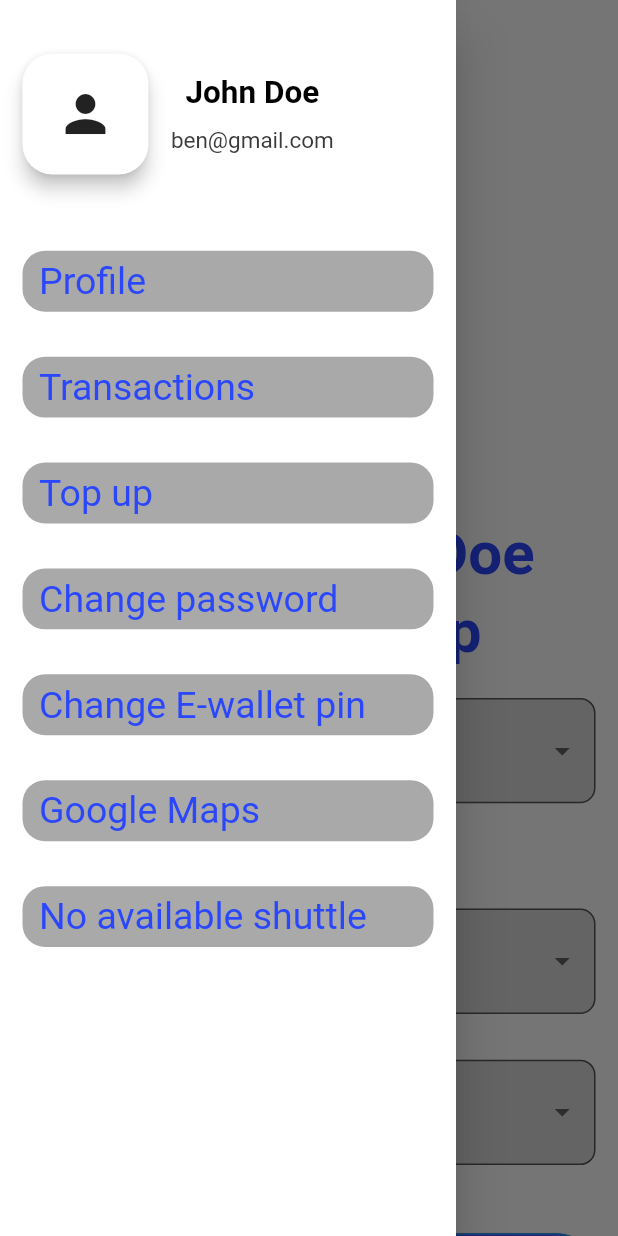
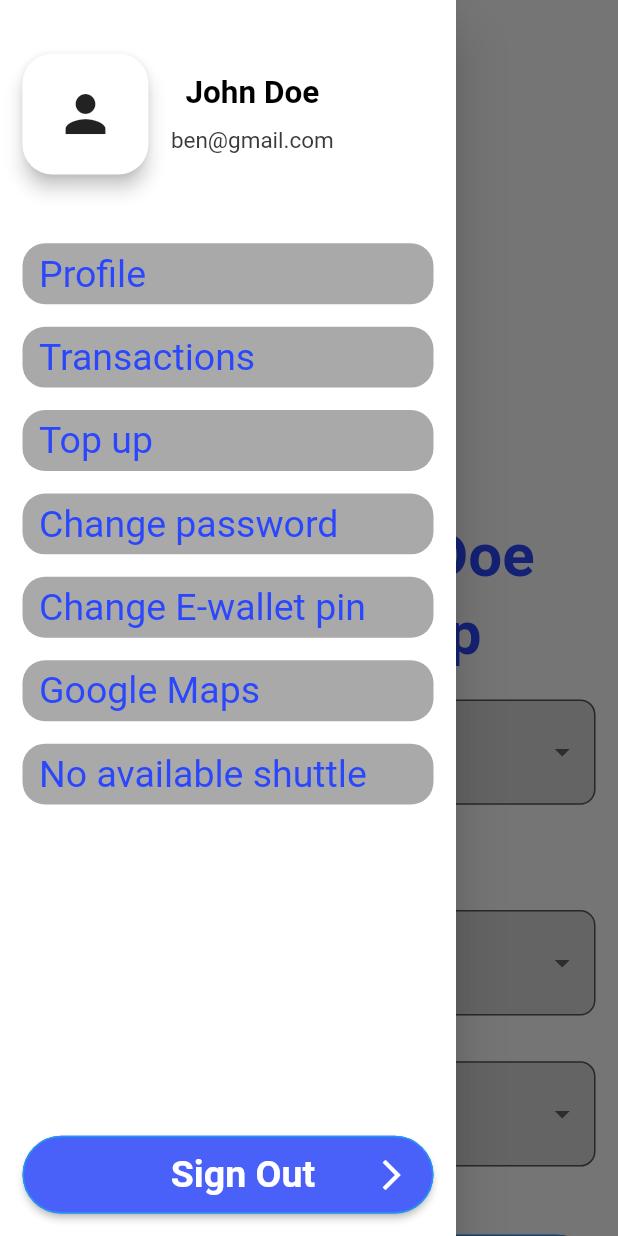
Before and after one commit to Teewhydot/one_go_appp, a Flutter app: the Home screen opened by its route, with the side drawer open, on a phone screen of 412 x 824 dp. Run offline on Flutter 3.47's test engine with Material 2 defaults, Android fonts, the light colour scheme and no system bars; our stand-ins replace dropdown_button2, figma_squircle, flutter_screenutil, form_field_validator, google_maps_flutter, location and 2 more.

Commit message:
Optimizations for responsiveness

```diff
--- a/lib/views/drawer/drawer_screen.dart
+++ b/lib/views/drawer/drawer_screen.dart
@@ -4,6 +4,7 @@ import 'package:figma_squircle/figma_squircle.dart';
 import 'package:flutter/material.dart';
 import 'package:flutter_screenutil/flutter_screenutil.dart';
 import 'package:one_go_app/custom_widgets/constants.dart';
+import 'package:one_go_app/custom_widgets/reusable_button.dart';
 import 'package:one_go_app/generated/assets.dart';
 import 'package:one_go_app/views/no_shuttle.dart';
 import 'package:one_go_app/views/ride_tracking_page.dart';
@@ -19,6 +20,9 @@ class DrawerScreen extends StatelessWidget {
       child: Drawer(
         backgroundColor: Colors.white,
         child: Column(
+          mainAxisAlignment: MainAxisAlignment.spaceBetween,
+          children: [
+            Column(
               children: [
                 Container(
                   height: 150.h,
@@ -99,6 +103,18 @@ class DrawerScreen extends StatelessWidget {
                     }),
               ],
             ),
+            Padding(
+              padding: const EdgeInsets.all(15.0),
+              child: ReusableButton(
+                  const Text(
+                    'Sign Out',
+                    style: boldWhiteStyle,
+                  ),
+                  () {},
+                  blueColor),
+            )
+          ],
+        ),
       ),
     );
   }
@@ -118,7 +134,7 @@ class DrawerItem extends StatelessWidget {
     return GestureDetector(
       onTap: onTap,
       child: Padding(
-        padding: const EdgeInsets.all(15.0),
+        padding: const EdgeInsets.only(left: 15, right: 15, top: 10, bottom: 5),
         child: Container(
           height: 40.h,
           width: 400.w,
--- a/lib/views/home.dart
+++ b/lib/views/home.dart
@@ -1,4 +1,5 @@
 import 'package:flutter/material.dart';
+import 'package:flutter_screenutil/flutter_screenutil.dart';
 import 'package:one_go_app/custom_widgets/constants.dart';
 import 'package:one_go_app/custom_widgets/dropdown_searchable_button.dart';
 import 'package:one_go_app/custom_widgets/reusable_button.dart';
@@ -40,10 +41,13 @@ class _HomeState extends State<Home> {
           decoration: const BoxDecoration(
             color: whiteColor,
           ),
-          child:   Align(
+          child: Align(
               alignment: Alignment.bottomLeft,
-              child: Image.asset(Assets.figmaPngsLargeMenuBar,
-                  height: 60, width: 60,)),
+              child: Image.asset(
+                Assets.figmaPngsLargeMenuBar,
+                height: 60,
+                width: 60,
+              )),
         ),
       ),
       resizeToAvoidBottomInset: false,
@@ -70,12 +74,12 @@ class _HomeState extends State<Home> {
                     child: Row(children: [
                       Text(
                         _accountBalance.toString(),
-                        style: boldBlueStyle.copyWith(fontSize: 60),
+                        style: boldBlueStyle.copyWith(fontSize: 60.sp),
                       ),
                       addHorizontalSpacing(20),
                       Text(
                         'NGN',
-                        style: boldBlueStyle.copyWith(fontSize: 60),
+                        style: boldBlueStyle.copyWith(fontSize: 27.sp),
                       ),
                     ]),
                   ),
@@ -111,9 +115,13 @@ class _HomeState extends State<Home> {
             ),
             addVerticalSpacing(30),
             Padding(
-              padding: const EdgeInsets.only(bottom: 20.0,left: 15,right: 15),
-              child: ReusableButton(const Text('Proceed',style: boldWhiteStyle,), (){
-                if(_formKey.currentState!.validate()){
+              padding: const EdgeInsets.only(bottom: 20.0, left: 15, right: 15),
+              child: ReusableButton(
+                  const Text(
+                    'Proceed',
+                    style: boldWhiteStyle,
+                  ), () {
+                if (_formKey.currentState!.validate()) {
                   // do something
                 } else {}
               }, blueColor),
```
Also changed, not shown: lib/views/custom_bottom_sheet.dart (+34 -13 lines). Lines whose indentation alone changed are shown as unchanged.
